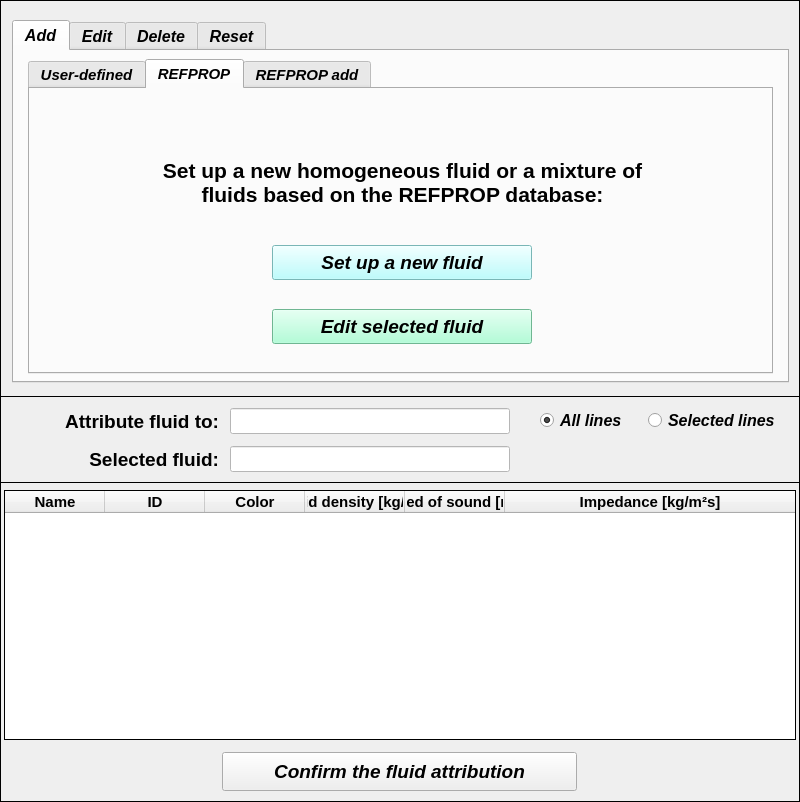
Above: data/user_input/ui/Model/Setup/Acoustic/fluidlnput.ui from open-pulse/OpenPulse before the change. Below: the same form after it.
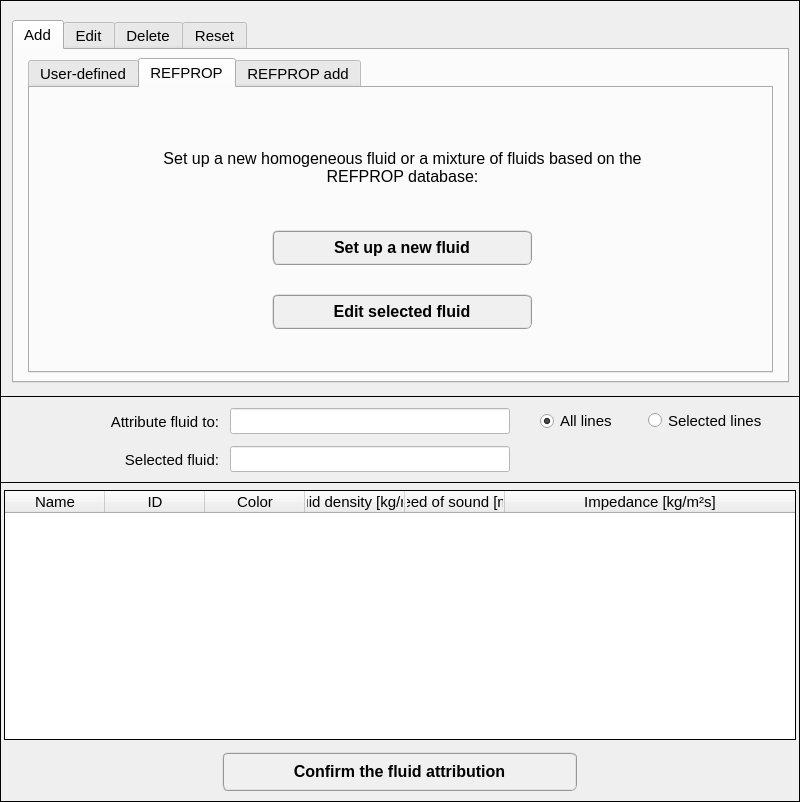
That is the form after the change. The open tabs and pages were chosen to show the change. Icons and pictures are not drawn.

Commit message: Material/Fluid inputs adjustments

What changed in the file:
```diff
--- a/data/user_input/ui/Model/Setup/Acoustic/fluidlnput.ui
+++ b/data/user_input/ui/Model/Setup/Acoustic/fluidlnput.ui
@@ -85,11 +85,11 @@
     </property>
     <property name="font">
      <font>
-      <family>Arial</family>
-      <pointsize>12</pointsize>
-      <weight>75</weight>
-      <italic>true</italic>
-      <bold>true</bold>
+      <family>MS Shell Dlg 2</family>
+      <pointsize>11</pointsize>
+      <weight>50</weight>
+      <italic>false</italic>
+      <bold>false</bold>
      </font>
     </property>
     <property name="currentIndex">
@@ -110,7 +110,11 @@
       </property>
       <property name="font">
        <font>
+        <family>MS Shell Dlg 2</family>
         <pointsize>11</pointsize>
+        <weight>50</weight>
+        <italic>false</italic>
+        <bold>false</bold>
        </font>
       </property>
       <property name="currentIndex">
@@ -1376,7 +1380,7 @@
         <property name="geometry">
          <rect>
           <x>242</x>
-          <y>156</y>
+          <y>142</y>
           <width>260</width>
           <height>35</height>
          </rect>
@@ -1395,12 +1399,11 @@
         </property>
         <property name="font">
          <font>
-          <family>Arial</family>
-          <pointsize>14</pointsize>
+          <family>MS Shell Dlg 2</family>
+          <pointsize>12</pointsize>
           <weight>75</weight>
-          <italic>true</italic>
+          <italic>false</italic>
           <bold>true</bold>
-          <stylestrategy>PreferDefault</stylestrategy>
          </font>
         </property>
         <property name="cursor">
@@ -1413,7 +1416,9 @@
          <bool>false</bool>
         </property>
         <property name="styleSheet">
-         <string notr="true">background-color: rgb(170, 255, 255);</string>
+         <string notr="true">QPushButton{border-radius: 6px; border-color: rgb(150, 150, 150); border-style: ridge; border-width: 2px; color: rgb(0, 0, 0); background-color: rgb(240, 240, 240); font: 75 bold 12pt &quot;MS Shell Dlg 2&quot;}
+QPushButton:hover{border-radius: 6px; border-color: rgb(0, 170, 255); border-style: ridge; border-width: 2px; color: rgb(0, 0, 0); background-color: rgba(174, 213, 255, 100); font: 75 bold 12pt &quot;MS Shell Dlg 2&quot;}
+QPushButton:pressed{border-radius: 6px; border-color: rgb(0, 170, 255); border-style: ridge; border-width: 3px; color: rgb(0, 0, 0); background-color: rgb(174, 213, 255); font: 75 bold 12pt &quot;MS Shell Dlg 2&quot;}</string>
         </property>
         <property name="text">
          <string>Set up a new fluid</string>
@@ -1438,22 +1443,22 @@
         <property name="geometry">
          <rect>
           <x>112</x>
-          <y>60</y>
+          <y>46</y>
           <width>521</width>
           <height>67</height>
          </rect>
         </property>
         <property name="font">
          <font>
-          <family>Arial</family>
-          <pointsize>16</pointsize>
-          <weight>75</weight>
+          <family>MS Shell Dlg 2</family>
+          <pointsize>12</pointsize>
+          <weight>50</weight>
           <italic>false</italic>
-          <bold>true</bold>
+          <bold>false</bold>
          </font>
         </property>
         <property name="text">
-         <string>&lt;html&gt;&lt;head/&gt;&lt;body&gt;&lt;p align=&quot;center&quot;&gt;Set up a new homogeneous fluid or a mixture of fluids based on the REFPROP database:&lt;/p&gt;&lt;/body&gt;&lt;/html&gt;</string>
+         <string>Set up a new homogeneous fluid or a mixture of fluids based on the REFPROP database:</string>
         </property>
         <property name="textFormat">
          <enum>Qt::AutoText</enum>
@@ -1464,6 +1469,9 @@
         <property name="wordWrap">
          <bool>true</bool>
         </property>
+        <property name="margin">
+         <number>10</number>
+        </property>
        </widget>
        <widget class="QPushButton" name="pushButton_edit_fluid_in_refprop">
         <property name="enabled">
@@ -1472,7 +1480,7 @@
         <property name="geometry">
          <rect>
           <x>242</x>
-          <y>220</y>
+          <y>206</y>
           <width>260</width>
           <height>35</height>
          </rect>
@@ -1491,12 +1499,11 @@
         </property>
         <property name="font">
          <font>
-          <family>Arial</family>
-          <pointsize>14</pointsize>
+          <family>MS Shell Dlg 2</family>
+          <pointsize>12</pointsize>
           <weight>75</weight>
-          <italic>true</italic>
+          <italic>false</italic>
           <bold>true</bold>
-          <stylestrategy>PreferDefault</stylestrategy>
          </font>
         </property>
         <property name="cursor">
@@ -1509,7 +1516,9 @@
          <bool>false</bool>
         </property>
         <property name="styleSheet">
-         <string notr="true">background-color: rgb(155, 255, 205);</string>
+         <string notr="true">QPushButton{border-radius: 6px; border-color: rgb(150, 150, 150); border-style: ridge; border-width: 2px; color: rgb(0, 0, 0); background-color: rgb(240, 240, 240); font: 75 bold 12pt &quot;MS Shell Dlg 2&quot;}
+QPushButton:hover{border-radius: 6px; border-color: rgb(0, 170, 255); border-style: ridge; border-width: 2px; color: rgb(0, 0, 0); background-color: rgba(174, 213, 255, 100); font: 75 bold 12pt &quot;MS Shell Dlg 2&quot;}
+QPushButton:pressed{border-radius: 6px; border-color: rgb(0, 170, 255); border-style: ridge; border-width: 3px; color: rgb(0, 0, 0); background-color: rgb(174, 213, 255); font: 75 bold 12pt &quot;MS Shell Dlg 2&quot;}</string>
         </property>
         <property name="text">
          <string>Edit selected fluid</string>
@@ -5114,10 +5123,10 @@
     </property>
     <property name="font">
      <font>
-      <family>Arial</family>
-      <pointsize>11</pointsize>
-      <weight>75</weight>
-      <bold>true</bold>
+      <family>MS Shell Dlg 2</family>
+      <pointsize>10</pointsize>
+      <weight>50</weight>
+      <bold>false</bold>
      </font>
     </property>
     <property name="frameShape">
@@ -5162,10 +5171,10 @@
      </property>
      <property name="font">
       <font>
-       <family>Arial</family>
+       <family>MS Shell Dlg 2</family>
        <pointsize>11</pointsize>
-       <weight>75</weight>
-       <bold>true</bold>
+       <weight>50</weight>
+       <bold>false</bold>
       </font>
      </property>
      <property name="textAlignment">
@@ -5194,10 +5203,10 @@
      </property>
      <property name="font">
       <font>
-       <family>Arial</family>
+       <family>MS Shell Dlg 2</family>
        <pointsize>11</pointsize>
-       <weight>75</weight>
-       <bold>true</bold>
+       <weight>50</weight>
+       <bold>false</bold>
       </font>
      </property>
      <property name="textAlignment">
@@ -5219,10 +5228,10 @@
      </property>
      <property name="font">
       <font>
-       <family>Arial</family>
+       <family>MS Shell Dlg 2</family>
        <pointsize>11</pointsize>
-       <weight>75</weight>
-       <bold>true</bold>
+       <weight>50</weight>
+       <bold>false</bold>
       </font>
      </property>
      <property name="textAlignment">
@@ -5244,10 +5253,10 @@
      </property>
      <property name="font">
       <font>
-       <family>Arial</family>
+       <family>MS Shell Dlg 2</family>
        <pointsize>11</pointsize>
-       <weight>75</weight>
-       <bold>true</bold>
+       <weight>50</weight>
+       <bold>false</bold>
       </font>
      </property>
      <property name="textAlignment">
@@ -5269,10 +5278,10 @@
      </property>
      <property name="font">
       <font>
-       <family>Arial</family>
+       <family>MS Shell Dlg 2</family>
        <pointsize>11</pointsize>
-       <weight>75</weight>
-       <bold>true</bold>
+       <weight>50</weight>
+       <bold>false</bold>
       </font>
      </property>
      <property name="textAlignment">
@@ -5294,10 +5303,10 @@
      </property>
      <property name="font">
       <font>
-       <family>Arial</family>
+       <family>MS Shell Dlg 2</family>
        <pointsize>11</pointsize>
-       <weight>75</weight>
-       <bold>true</bold>
+       <weight>50</weight>
+       <bold>false</bold>
       </font>
      </property>
      <property name="textAlignment">
@@ -5325,10 +5334,10 @@
     </property>
     <property name="font">
      <font>
-      <family>Arial</family>
-      <pointsize>14</pointsize>
+      <family>MS Shell Dlg 2</family>
+      <pointsize>12</pointsize>
       <weight>75</weight>
-      <italic>true</italic>
+      <italic>false</italic>
       <bold>true</bold>
      </font>
     </property>
@@ -5336,8 +5345,9 @@
      <bool>false</bool>
     </property>
     <property name="styleSheet">
-     <string notr="true">color: rgb(0, 0, 0);
-selection-background-color: rgb(62, 255, 62);</string>
+     <string notr="true">QPushButton{border-radius: 6px; border-color: rgb(150, 150, 150); border-style: ridge; border-width: 2px; color: rgb(0, 0, 0); background-color: rgb(240, 240, 240); font: 75 bold 12pt &quot;MS Shell Dlg 2&quot;}
+QPushButton:hover{border-radius: 6px; border-color: rgb(0, 170, 255); border-style: ridge; border-width: 2px; color: rgb(0, 0, 0); background-color: rgba(174, 213, 255, 100); font: 75 bold 12pt &quot;MS Shell Dlg 2&quot;}
+QPushButton:pressed{border-radius: 6px; border-color: rgb(0, 170, 255); border-style: ridge; border-width: 3px; color: rgb(0, 0, 0); background-color: rgb(174, 213, 255); font: 75 bold 12pt &quot;MS Shell Dlg 2&quot;}</string>
     </property>
     <property name="text">
      <string>Confirm the fluid attribution</string>
@@ -5403,10 +5413,10 @@
      <property name="font">
       <font>
        <family>Arial</family>
-       <pointsize>12</pointsize>
-       <weight>75</weight>
-       <italic>true</italic>
-       <bold>true</bold>
+       <pointsize>11</pointsize>
+       <weight>50</weight>
+       <italic>false</italic>
+       <bold>false</bold>
        <stylestrategy>PreferAntialias</stylestrategy>
       </font>
      </property>
@@ -5423,16 +5433,16 @@
        <x>540</x>
        <y>12</y>
        <width>95</width>
-       <height>25</height>
+       <height>26</height>
       </rect>
      </property>
      <property name="font">
       <font>
        <family>Arial</family>
-       <pointsize>12</pointsize>
-       <weight>75</weight>
-       <italic>true</italic>
-       <bold>true</bold>
+       <pointsize>11</pointsize>
+       <weight>50</weight>
+       <italic>false</italic>
+       <bold>false</bold>
        <stylestrategy>PreferAntialias</stylestrategy>
       </font>
      </property>
@@ -5454,10 +5464,10 @@
      </property>
      <property name="font">
       <font>
-       <family>Arial</family>
-       <pointsize>14</pointsize>
-       <weight>75</weight>
-       <bold>true</bold>
+       <family>MS Shell Dlg 2</family>
+       <pointsize>11</pointsize>
+       <weight>50</weight>
+       <bold>false</bold>
       </font>
      </property>
      <property name="text">
@@ -5575,10 +5585,10 @@
      </property>
      <property name="font">
       <font>
-       <family>Arial</family>
-       <pointsize>14</pointsize>
-       <weight>75</weight>
-       <bold>true</bold>
+       <family>MS Shell Dlg 2</family>
+       <pointsize>11</pointsize>
+       <weight>50</weight>
+       <bold>false</bold>
       </font>
      </property>
      <property name="text">
```
Left out of the diff: 113 changed lines with no effect on the pictures. The commit also changes 6 other files.
